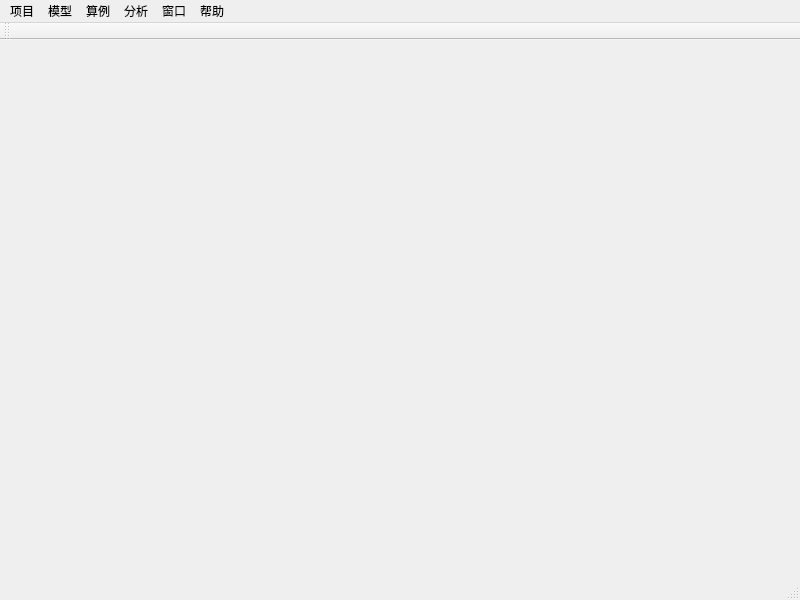
Old version of the form PyDatcomLab/GUIs/MainWindow.ui in the repository darkspring2015/PyDatcomLab.
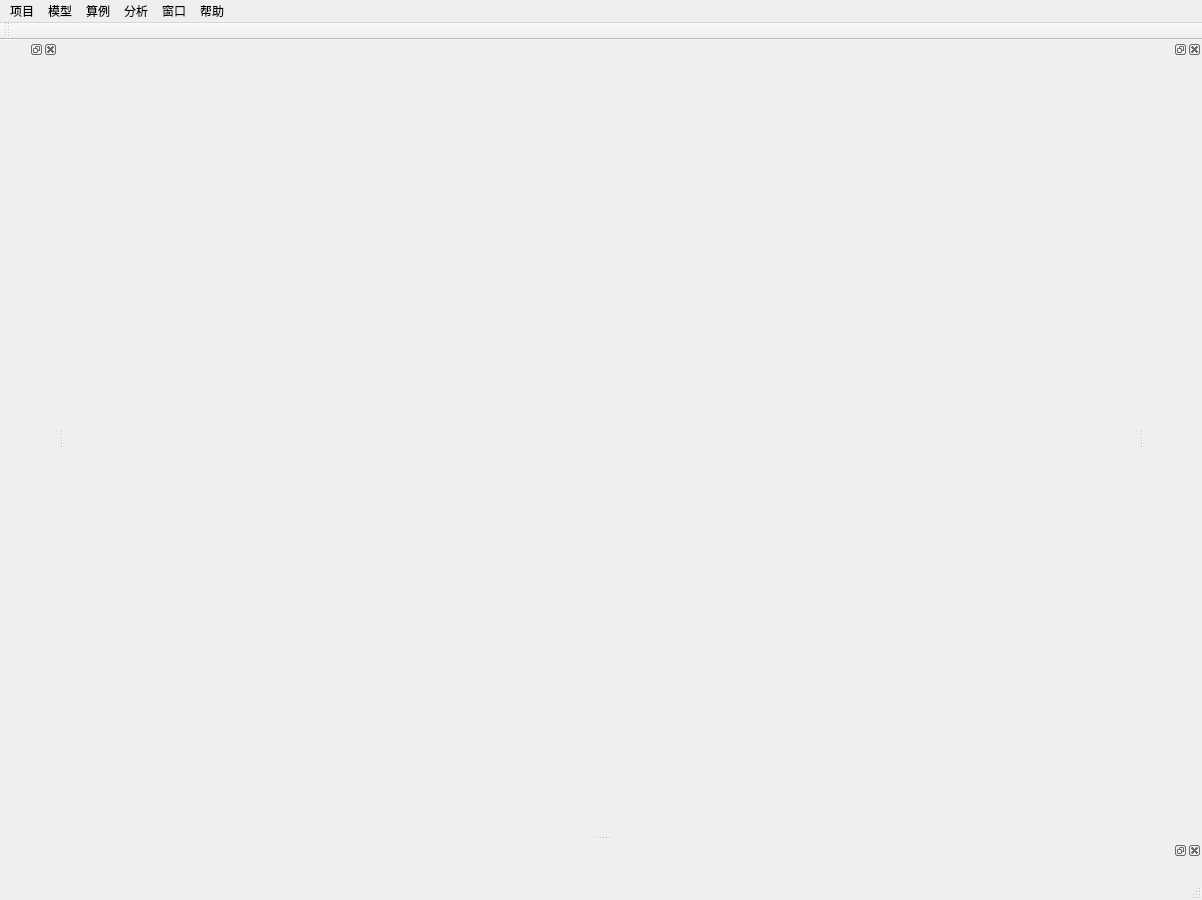
New version of the form. Icons and pictures are not drawn.

Diff of the .ui file:
```diff
--- a/PyDatcomLab/GUIs/MainWindow.ui
+++ b/PyDatcomLab/GUIs/MainWindow.ui
@@ -6,20 +6,33 @@
    <rect>
     <x>0</x>
     <y>0</y>
-    <width>800</width>
-    <height>600</height>
+    <width>1202</width>
+    <height>900</height>
    </rect>
   </property>
   <property name="windowTitle">
    <string>Datcom辅助分析软件</string>
   </property>
-  <widget class="QWidget" name="centralWidget"/>
+  <widget class="QWidget" name="centralWidget">
+   <layout class="QVBoxLayout" name="verticalLayout">
+    <item>
+     <widget class="QWidget" name="widget" native="true">
+      <property name="sizePolicy">
+       <sizepolicy hsizetype="Expanding" vsizetype="Expanding">
+        <horstretch>0</horstretch>
+        <verstretch>0</verstretch>
+       </sizepolicy>
+      </property>
+     </widget>
+    </item>
+   </layout>
+  </widget>
   <widget class="QMenuBar" name="menuBar">
    <property name="geometry">
     <rect>
      <x>0</x>
      <y>0</y>
-     <width>800</width>
+     <width>1202</width>
      <height>23</height>
     </rect>
    </property>
@@ -131,6 +144,29 @@
     <bool>false</bool>
    </attribute>
   </widget>
+  <widget class="QDockWidget" name="dockWidget">
+   <property name="floating">
+    <bool>false</bool>
+   </property>
+   <attribute name="dockWidgetArea">
+    <number>8</number>
+   </attribute>
+   <widget class="QWidget" name="dockWidgetContents">
+    <layout class="QHBoxLayout" name="horizontalLayout"/>
+   </widget>
+  </widget>
+  <widget class="QDockWidget" name="dockWidget_2">
+   <attribute name="dockWidgetArea">
+    <number>1</number>
+   </attribute>
+   <widget class="QWidget" name="dockWidgetContents_2"/>
+  </widget>
+  <widget class="QDockWidget" name="dockWidget_3">
+   <attribute name="dockWidgetArea">
+    <number>2</number>
+   </attribute>
+   <widget class="QWidget" name="dockWidgetContents_4"/>
+  </widget>
   <action name="actionDocs">
    <property name="text">
     <string>文档</string>
```
Left out of the diff: 144 changed lines with no effect on the pictures.
